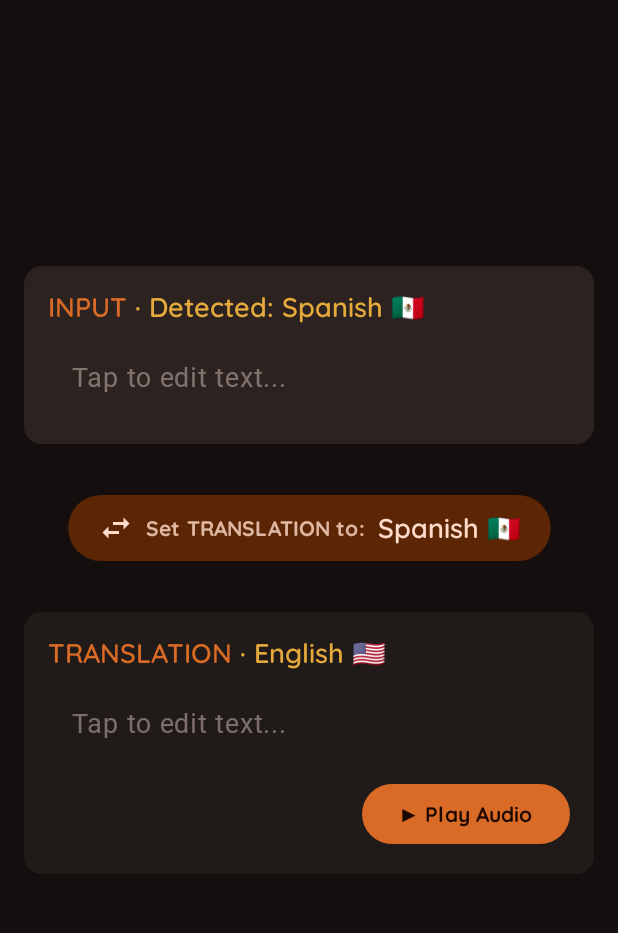
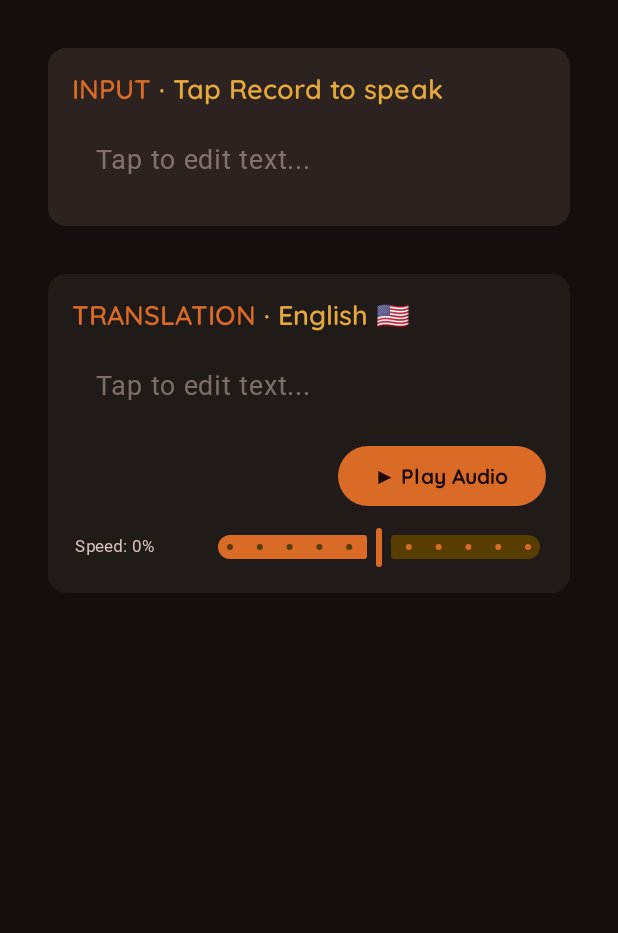
Before and after one commit to srseibs/SpeakFreely, an Android app built with Jetpack Compose: the MainScreen screen opened through its navigation route, on a phone screen of 412 x 824 dp, the part 96-1029 px from its top. Run offline under Robolectric (Android 15) with nearby library versions, the phone set to English and light mode, and no system bars; libraries missing offline, so code that uses them is left out: com.google.mlkit.common, com.google.mlkit.nl, kotlinx.coroutines.tasks; Roboto replaces fonts that are not available here; 5 statements that could not run were skipped.

Commit message:
Add TTS playback speed control, regional voice selection, and simplify UiText usages

```diff
--- a/app/src/main/java/com/sailinghawklabs/speakfreely/di/ViewModelDiModule.kt
+++ b/app/src/main/java/com/sailinghawklabs/speakfreely/di/ViewModelDiModule.kt
@@ -1,6 +1,6 @@
 package com.sailinghawklabs.speakfreely.di
 
-import com.sailinghawklabs.speakfreely.presentation.screen.MainViewModel
+import com.sailinghawklabs.speakfreely.presentation.screen.main.MainViewModel
 import com.sailinghawklabs.speakfreely.presentation.screen.splash.AppSplashViewModel
 import org.koin.core.module.dsl.viewModel
 import org.koin.dsl.module
--- a/app/src/main/java/com/sailinghawklabs/speakfreely/presentation/screen/main/MainScreen.kt
+++ b/app/src/main/java/com/sailinghawklabs/speakfreely/presentation/screen/main/MainScreen.kt
@@ -5,6 +5,7 @@ import androidx.compose.foundation.layout.Box
 import androidx.compose.foundation.layout.Column
 import androidx.compose.foundation.layout.Spacer
 import androidx.compose.foundation.layout.fillMaxSize
+import androidx.compose.foundation.layout.fillMaxWidth
 import androidx.compose.foundation.layout.height
 import androidx.compose.foundation.layout.padding
 import androidx.compose.foundation.layout.systemBarsPadding
@@ -27,13 +28,10 @@ import androidx.compose.ui.text.font.FontWeight
 import androidx.compose.ui.tooling.preview.Preview
 import androidx.compose.ui.unit.dp
 import androidx.lifecycle.compose.collectAsStateWithLifecycle
-import com.sailinghawklabs.speakfreely.presentation.screen.MainScreenCommand
-import com.sailinghawklabs.speakfreely.presentation.screen.MainScreenEvent
-import com.sailinghawklabs.speakfreely.presentation.screen.MainViewModel
 import com.sailinghawklabs.speakfreely.presentation.screen.main.component.ReversalSection
 import com.sailinghawklabs.speakfreely.presentation.screen.main.component.SpeechCard
+import com.sailinghawklabs.speakfreely.presentation.screen.main.component.SpeechSlider
 import com.sailinghawklabs.speakfreely.presentation.screen.util.ObserveAsCommand
-import com.sailinghawklabs.speakfreely.presentation.screen.util.UiText
 import com.sailinghawklabs.speakfreely.presentation.theme.AppTheme
 import com.sailinghawklabs.speakfreely.presentation.theme.TextCream
 import org.koin.compose.viewmodel.koinViewModel
@@ -98,14 +96,22 @@ fun MainScreenContent(
             Column(
                 modifier = Modifier
                     .fillMaxSize()
-                    .padding(horizontal = 16.dp, vertical = 8.dp),
-                verticalArrangement = Arrangement.Center,
+                    .padding(32.dp),
+                verticalArrangement = Arrangement.Top,
                 horizontalAlignment = Alignment.CenterHorizontally
             ) {
                 // 1. Top Card (INPUT)
+                val inputSubtitle = when {
+                    state.isListening -> "Listening..."
+                    state.detectedLanguage != null ->
+                        "Detected: ${state.detectedLanguage.displayName} ${state.detectedLanguage.flagEmoji}"
+
+                    else -> "Tap Record to speak"
+                }
+
                 SpeechCard(
-                    headerTitle = UiText.DynamicString("INPUT"),
-                    headerSubtitle = UiText.DynamicString("Detected: ${state.inputLanguage.displayName} ${state.inputLanguage.flagEmoji}"),
+                    headerTitle = "INPUT",
+                    headerSubtitle = inputSubtitle,
                     text = state.inputText,
                     onTextChange = { text -> onEvent(MainScreenEvent.InputTextEdited(text)) },
                     containerColor = MaterialTheme.colorScheme.surfaceVariant
@@ -114,23 +120,37 @@ fun MainScreenContent(
                 Spacer(modifier = Modifier.height(32.dp))
 
                 // 2. Middle Dynamic Reversal Button
-                ReversalSection(
-                    translationLanguage = state.inputLanguage,
-                    onReverseClicked = { }
-                )
-
-                Spacer(modifier = Modifier.height(32.dp))
+                if (state.showReversalButton && state.detectedLanguage != null) {
+                    ReversalSection(
+                        translationLanguage = state.detectedLanguage,
+                        onReverseClicked = { onEvent(MainScreenEvent.ReverseTranslationClicked) }
+                    )
+                    Spacer(modifier = Modifier.height(32.dp))
+                }
 
                 // 3. Bottom Card (TRANSLATION)
                 SpeechCard(
-                    headerTitle = UiText.DynamicString("TRANSLATION"),
-                    headerSubtitle = UiText.DynamicString("${state.targetLanguage.displayName} ${state.targetLanguage.flagEmoji}"),
+                    headerTitle = "TRANSLATION",
+                    headerSubtitle = "${state.targetLanguage.displayName} ${state.targetLanguage.flagEmoji}",
                     text = state.translatedText,
                     onTextChange = { text -> onEvent(MainScreenEvent.TranslationTextEdited(text)) },
                     containerColor = MaterialTheme.colorScheme.surface,
                     bottomActions = {
-                        Button(onClick = { onEvent(MainScreenEvent.PlayAudioClicked) }) {
-                            Text("▶ Play Audio")
+                        Column(
+                            modifier = Modifier.fillMaxWidth(),
+                            horizontalAlignment = Alignment.End,
+                            verticalArrangement = Arrangement.spacedBy(8.dp)
+                        ) {
+                            Button(onClick = { onEvent(MainScreenEvent.PlayAudioClicked) }) {
+                                Text("▶ Play Audio")
+                            }
+
+                            SpeechSlider(
+                                speechRate = state.playbackSpeed,
+                                onSpeechRateChange = { rate ->
+                                    onEvent(MainScreenEvent.PlaybackSpeedChanged(rate))
+                                }
+                            )
                         }
                     }
                 )
--- a/app/src/main/java/com/sailinghawklabs/speakfreely/presentation/screen/main/MainScreenCommand.kt
+++ b/app/src/main/java/com/sailinghawklabs/speakfreely/presentation/screen/main/MainScreenCommand.kt
@@ -1,4 +1,4 @@
-package com.sailinghawklabs.speakfreely.presentation.screen
+package com.sailinghawklabs.speakfreely.presentation.screen.main
 
 // One-time commands from the ViewModel ---> to the Screen
 sealed interface MainScreenCommand {
--- a/app/src/main/java/com/sailinghawklabs/speakfreely/presentation/screen/main/MainScreenEvent.kt
+++ b/app/src/main/java/com/sailinghawklabs/speakfreely/presentation/screen/main/MainScreenEvent.kt
@@ -1,10 +1,12 @@
-package com.sailinghawklabs.speakfreely.presentation.screen
+package com.sailinghawklabs.speakfreely.presentation.screen.main
 
 // Events to the ViewModel <---- from the Screen
 sealed interface MainScreenEvent {
     data object GoToSettings : MainScreenEvent
     data object PlayAudioClicked : MainScreenEvent
+    data class PlaybackSpeedChanged(val newSpeed: Float) : MainScreenEvent
     data class InputTextEdited(val newText: String) : MainScreenEvent
     data class TranslationTextEdited(val newText: String) : MainScreenEvent
+    data object ReverseTranslationClicked : MainScreenEvent
 
 }
--- a/app/src/main/java/com/sailinghawklabs/speakfreely/presentation/screen/main/MainState.kt
+++ b/app/src/main/java/com/sailinghawklabs/speakfreely/presentation/screen/main/MainState.kt
@@ -4,8 +4,18 @@ import com.sailinghawklabs.speakfreely.domain.model.Language
 
 data class MainState(
     val inputText: String = "",
-    val inputLanguage: Language = Language.DEFAULT_TARGET_LANGUAGE,
     val translatedText: String = "",
-    val targetLanguage: Language = Language.DEFAULT_OWNER_LANGUAGE
+    val detectedLanguage: Language? = null, // null = No speech detected yet!
+    val targetLanguage: Language = Language.DEFAULT_OWNER_LANGUAGE,
+    val ownerLanguage: Language = Language.DEFAULT_OWNER_LANGUAGE,
+    val playbackSpeed: Float = 1F,
+    val isListening: Boolean = false
 
-)
+) {
+    /**
+     * Show the Reversal Button ONLY after foreign speech has been detected
+     * AND the detected language is different from the active target language.
+     */
+    val showReversalButton: Boolean
+        get() = detectedLanguage != null && detectedLanguage != targetLanguage
+}
--- a/app/src/main/java/com/sailinghawklabs/speakfreely/presentation/screen/main/component/SpeechCard.kt
+++ b/app/src/main/java/com/sailinghawklabs/speakfreely/presentation/screen/main/component/SpeechCard.kt
@@ -18,16 +18,15 @@ import androidx.compose.ui.Modifier
 import androidx.compose.ui.graphics.Color
 import androidx.compose.ui.tooling.preview.Preview
 import androidx.compose.ui.unit.dp
-import com.sailinghawklabs.speakfreely.presentation.screen.util.UiText
 import com.sailinghawklabs.speakfreely.presentation.theme.AppTheme
 
 @Composable
 fun SpeechCard(
-    headerTitle: UiText,
+    headerTitle: String,
     text: String,
     onTextChange: (String) -> Unit,
     modifier: Modifier = Modifier,
-    headerSubtitle: UiText? = null,
+    headerSubtitle: String? = null,
     containerColor: Color = MaterialTheme.colorScheme.surface,
     headerActions: @Composable (RowScope.() -> Unit)? = null,
     bottomActions: @Composable (RowScope.() -> Unit)? = null
@@ -52,13 +51,13 @@ fun SpeechCard(
                     verticalAlignment = Alignment.CenterVertically
                 ) {
                     Text(
-                        text = headerTitle.asString(),
+                        text = headerTitle,
                         style = MaterialTheme.typography.titleMedium,
                         color = MaterialTheme.colorScheme.primary
                     )
                     headerSubtitle?.let { subtitle ->
                         Text(
-                            text = " · ${subtitle.asString()}",
+                            text = " · $subtitle",
                             style = MaterialTheme.typography.titleMedium,
                             color = MaterialTheme.colorScheme.secondary
                         )
@@ -115,8 +114,8 @@ fun SpeechCard(
 private fun SpeechCardPrev() {
     AppTheme {
         SpeechCard(
-            headerTitle = UiText.DynamicString("INPUT"),
-            headerSubtitle = UiText.DynamicString("Detected: Spanish (MX)"),
+            headerTitle = "INPUT",
+            headerSubtitle = "Detected: Spanish (MX)",
             text = "¿Dónde está la estación de tren más cercana?",
             onTextChange = { },
             containerColor = MaterialTheme.colorScheme.surfaceVariant,
--- /dev/null
+++ b/app/src/main/java/com/sailinghawklabs/speakfreely/presentation/screen/main/component/SpeechSlider.kt
@@ -0,0 +1,73 @@
+package com.sailinghawklabs.speakfreely.presentation.screen.main.component
+
+import androidx.compose.foundation.layout.Arrangement
+import androidx.compose.foundation.layout.Row
+import androidx.compose.foundation.layout.fillMaxWidth
+import androidx.compose.foundation.layout.height
+import androidx.compose.foundation.layout.padding
+import androidx.compose.foundation.layout.width
+import androidx.compose.material3.MaterialTheme
+import androidx.compose.material3.Slider
+import androidx.compose.material3.Text
+import androidx.compose.runtime.Composable
+import androidx.compose.runtime.getValue
+import androidx.compose.runtime.mutableFloatStateOf
+import androidx.compose.runtime.remember
+import androidx.compose.runtime.setValue
+import androidx.compose.ui.Alignment
+import androidx.compose.ui.Modifier
+import androidx.compose.ui.tooling.preview.Preview
+import androidx.compose.ui.unit.dp
+import com.sailinghawklabs.speakfreely.presentation.theme.AppTheme
+import kotlin.math.roundToInt
+
+@Composable
+fun SpeechSlider(
+    speechRate: Float, // Internal rate: 0.5f .. 1.5f
+    onSpeechRateChange: (Float) -> Unit,
+    modifier: Modifier = Modifier
+) {
+    // 1. Map 0.5f..1.5f -> -50% .. +50%
+    val percentOffset = ((speechRate.coerceIn(0.5f, 1.5f) - 1.0f) * 100f).roundToInt()
+    val formattedText = if (percentOffset > 0) "+$percentOffset%" else "$percentOffset%"
+
+    Row(
+        modifier = modifier
+            .fillMaxWidth()
+            .height(30.dp)
+            .padding(2.dp),
+        verticalAlignment = Alignment.CenterVertically,
+        horizontalArrangement = Arrangement.spacedBy(8.dp)
+    ) {
+        Text(
+            text = "Speed: $formattedText",
+            style = MaterialTheme.typography.labelSmall,
+            color = MaterialTheme.colorScheme.onSurfaceVariant,
+            modifier = Modifier.width(85.dp)
+        )
+
+        Slider(
+            value = percentOffset.toFloat(),
+            onValueChange = { newPercent ->
+                // 2. Map -50% .. +50% back to 0.5f .. 1.5f
+                val newRate = 1.0f + (newPercent / 100f)
+                onSpeechRateChange(newRate)
+            },
+            valueRange = -50f..50f,
+            steps = 9, // Snaps in 10% steps: -50%, -40%, ... 0%, ... +50%
+            modifier = Modifier.weight(1f)
+        )
+    }
+}
+
+@Preview
+@Composable
+private fun SpeechSliderPrev() {
+    AppTheme {
+        var speechRate by remember { mutableFloatStateOf(1.0f) }
+        SpeechSlider(
+            speechRate = speechRate,
+            onSpeechRateChange = { speechRate = it }
+        )
+    }
+}
--- a/app/src/main/java/com/sailinghawklabs/speakfreely/presentation/screen/splash/AppSplashScreen.kt
+++ b/app/src/main/java/com/sailinghawklabs/speakfreely/presentation/screen/splash/AppSplashScreen.kt
@@ -185,7 +185,7 @@ fun AppSplashScreenContent(
                         LogSeverity.ERROR -> MaterialTheme.colorScheme.error
                     }
                     Text(
-                        text = log.text.asString(),
+                        text = log.message,
                         style = MaterialTheme.typography.labelMedium,
                         color = logColor,
                         modifier = Modifier.padding(vertical = 2.dp)
--- a/app/src/main/java/com/sailinghawklabs/speakfreely/presentation/screen/splash/AppSplashViewModel.kt
+++ b/app/src/main/java/com/sailinghawklabs/speakfreely/presentation/screen/splash/AppSplashViewModel.kt
@@ -8,7 +8,6 @@ import com.google.mlkit.nl.translate.TranslateRemoteModel
 import com.sailinghawklabs.speakfreely.domain.repository.SttRepository
 import com.sailinghawklabs.speakfreely.domain.repository.TtsRepository
 import com.sailinghawklabs.speakfreely.domain.repository.UserPreferencesRepository
-import com.sailinghawklabs.speakfreely.presentation.screen.util.UiText
 import kotlinx.coroutines.channels.Channel
 import kotlinx.coroutines.delay
 import kotlinx.coroutines.flow.MutableStateFlow
@@ -78,7 +77,7 @@ class AppSplashViewModel(
         _state.update {
             it.copy(
                 statusLogs = it.statusLogs + SplashLogEntry(
-                    text = UiText.DynamicString(message),
+                    message = message,
                     severity = severity
                 )
             )
--- a/app/src/main/java/com/sailinghawklabs/speakfreely/presentation/screen/splash/component/SplashLogEntry.kt
+++ b/app/src/main/java/com/sailinghawklabs/speakfreely/presentation/screen/splash/component/SplashLogEntry.kt
@@ -1,6 +1,4 @@
 package com.sailinghawklabs.speakfreely.presentation.screen.splash
-
-import com.sailinghawklabs.speakfreely.presentation.screen.util.UiText
 
 enum class LogSeverity {
     INFO,
@@ -9,6 +7,6 @@ enum class LogSeverity {
 }
 
 data class SplashLogEntry(
-    val text: UiText,
+    val message: String,
     val severity: LogSeverity = LogSeverity.INFO
 )
```
Also changed, not shown: app/src/main/java/com/sailinghawklabs/speakfreely/data/repository/TtsRepositoryImpl.kt (+21 -0 lines), app/src/main/java/com/sailinghawklabs/speakfreely/presentation/screen/main/MainViewModel.kt (+33 -2 lines), 1 other file.
